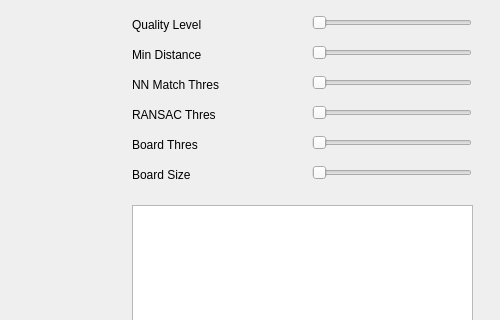
Before: the Qt Designer form mainwindow.ui in jiawei-mo/SafeDrive, drawn with Qt 5; both pictures show x 558 to 1058 and y 292 to 612 of the 1058 by 737 pixel window.
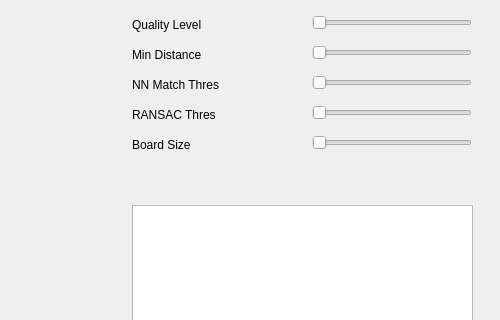
After: the same form once the commit is applied.

```diff
--- a/mainwindow.ui
+++ b/mainwindow.ui
@@ -407,24 +407,11 @@
      <string>Blur Var</string>
     </property>
    </widget>
-   <widget class="QLabel" name="label_BDT">
-    <property name="geometry">
-     <rect>
-      <x>690</x>
-      <y>410</y>
-      <width>161</width>
-      <height>20</height>
-     </rect>
-    </property>
-    <property name="text">
-     <string>Board Thres</string>
-    </property>
-   </widget>
    <widget class="QLabel" name="label_BDS">
     <property name="geometry">
      <rect>
       <x>690</x>
-      <y>440</y>
+      <y>410</y>
       <width>161</width>
       <height>20</height>
      </rect>
@@ -437,28 +424,6 @@
     <property name="geometry">
      <rect>
       <x>870</x>
-      <y>440</y>
-      <width>160</width>
-      <height>16</height>
-     </rect>
-    </property>
-    <property name="minimum">
-     <number>0</number>
-    </property>
-    <property name="maximum">
-     <number>30</number>
-    </property>
-    <property name="value">
-     <number>0</number>
-    </property>
-    <property name="orientation">
-     <enum>Qt::Horizontal</enum>
-    </property>
-   </widget>
-   <widget class="QSlider" name="slider_BDT">
-    <property name="geometry">
-     <rect>
-      <x>870</x>
       <y>410</y>
       <width>160</width>
       <height>16</height>
```
Left out of the diff: 4 changed lines with no effect on the pictures.
